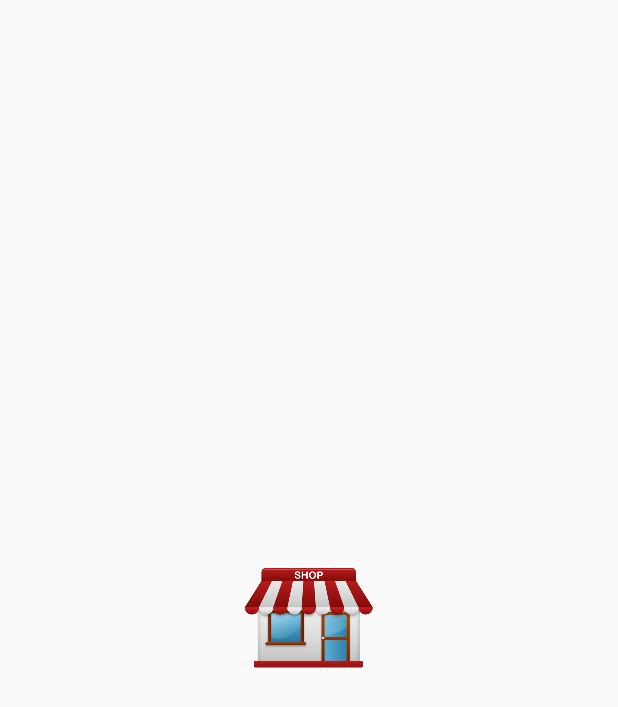
After one commit to Levitah/PDV, an Android app: the SplashActivity screen opened directly, with no data from a screen before it, on a phone screen of 412 x 824 dp. The commit adds this screen. Shown: the top 707 px of the screen. Run offline under Robolectric (Android 15) with nearby library versions, the phone set to English and light mode, and no system bars.

Commit message:
- Atualizações até 17h15;

```diff
--- a/app/src/main/AndroidManifest.xml
+++ b/app/src/main/AndroidManifest.xml
@@ -23,11 +23,6 @@
             android:configChanges="orientation|screenSize"
             android:label="@string/app_name"
             android:theme="@style/AppTheme.NoActionBar">
-            <intent-filter>
-                <action android:name="android.intent.action.MAIN" />
-
-                <category android:name="android.intent.category.LAUNCHER" />
-            </intent-filter>
         </activity>
         <activity
             android:name=".ui.CadastroNovoActivity"
@@ -37,8 +32,17 @@
             android:name=".ui.EditarProdutoActivity"
             android:label="@string/title_activity_editar_produto"
             android:theme="@style/AppTheme.NoActionBar" />
-        <activity android:name=".ui.MapaActivity"></activity>
+        <activity android:name=".ui.MapaActivity" />
+
         <service android:name="com.mapbox.mapboxsdk.telemetry.TelemetryService" />
+
+        <activity android:name=".ui.SplashActivity">
+            <intent-filter>
+                <action android:name="android.intent.action.MAIN" />
+
+                <category android:name="android.intent.category.LAUNCHER" />
+            </intent-filter>
+        </activity>
     </application>
 
 </manifest>
--- /dev/null
+++ b/app/src/main/java/br/com/trainning/pdv/ui/SplashActivity.java
@@ -0,0 +1,44 @@
+package br.com.trainning.pdv.ui;
+
+import android.app.Activity;
+import android.content.Intent;
+import android.os.Handler;
+import android.support.v7.app.AppCompatActivity;
+import android.os.Bundle;
+
+import br.com.trainning.pdv.R;
+
+public class SplashActivity extends Activity {
+
+    private Handler mHandler;
+    private Runnable mRunnable;
+
+    private static final long SPLASH_DURATION = 2500L;
+
+    @Override
+    protected void onCreate(Bundle savedInstanceState) {
+        super.onCreate(savedInstanceState);
+        setContentView(R.layout.activity_splash);
+
+        mHandler = new Handler();
+        mRunnable = new Runnable() {
+            @Override
+            public void run() {
+                startActivity(new Intent(SplashActivity.this, MainActivity.class));
+                finish();
+            }
+        };
+    }
+
+    @Override
+    protected void onResume() {
+        super.onResume();
+        mHandler.postDelayed(mRunnable, SPLASH_DURATION);
+    }
+
+    @Override
+    protected void onPause() {
+        super.onPause();
+        mHandler.removeCallbacks(mRunnable);
+    }
+}
--- /dev/null
+++ b/app/src/main/res/layout/activity_splash.xml
@@ -0,0 +1,21 @@
+<?xml version="1.0" encoding="utf-8"?>
+<RelativeLayout xmlns:android="http://schemas.android.com/apk/res/android"
+    xmlns:tools="http://schemas.android.com/tools"
+    android:layout_width="match_parent"
+    android:layout_height="match_parent"
+    android:backgroundTint="@color/colorWhite"
+    android:paddingBottom="@dimen/activity_vertical_margin"
+    android:paddingLeft="@dimen/activity_horizontal_margin"
+    android:paddingRight="@dimen/activity_horizontal_margin"
+    android:paddingTop="@dimen/activity_vertical_margin"
+    tools:context="br.com.trainning.pdv.ui.SplashActivity">
+
+    <ImageView
+        android:layout_width="wrap_content"
+        android:layout_height="wrap_content"
+        android:layout_centerInParent="true"
+        android:src="@mipmap/shop_icon"
+        android:contentDescription="PDV App"
+        />
+
+</RelativeLayout>
--- a/app/src/main/res/values/colors.xml
+++ b/app/src/main/res/values/colors.xml
@@ -3,6 +3,6 @@
     <color name="colorPrimary">#3F51B5</color>
     <color name="colorPrimaryDark">#303F9F</color>
     <color name="colorAccent">#FF4081</color>
-
+    <color name="colorWhite">#FFFFFF</color>
     <color name="black_overlay">#66000000</color>
 </resources>
```
